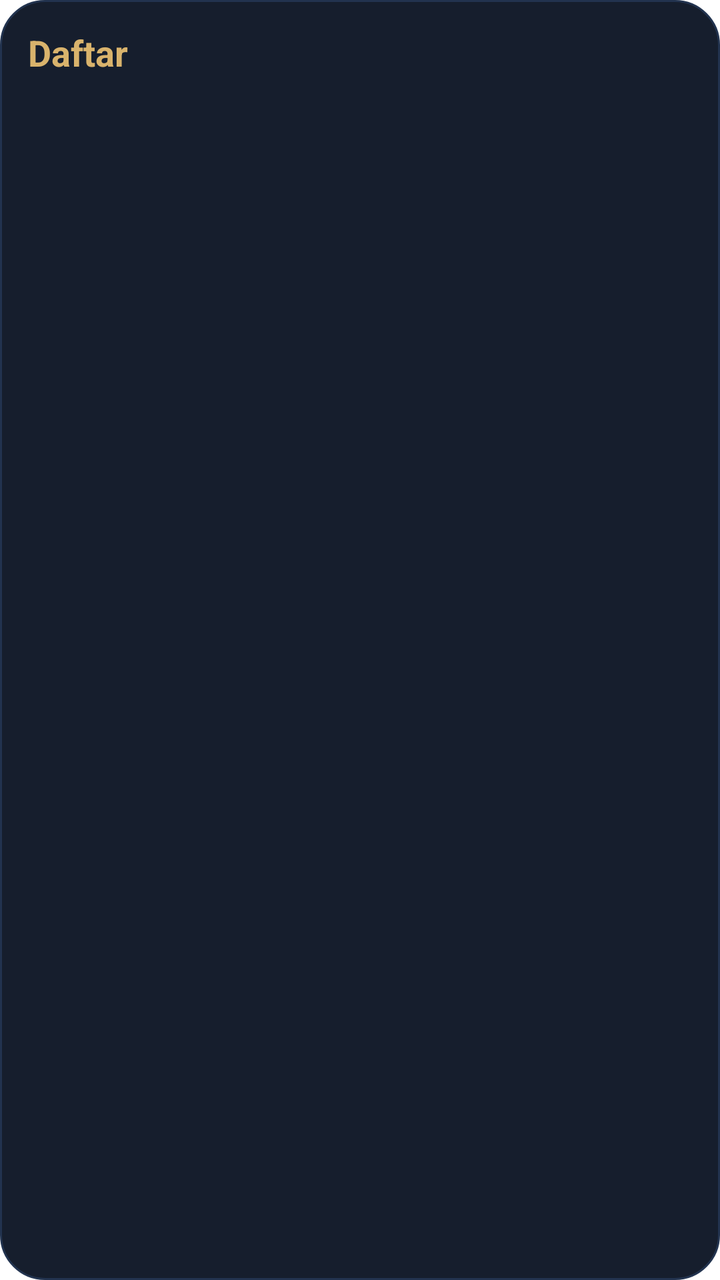
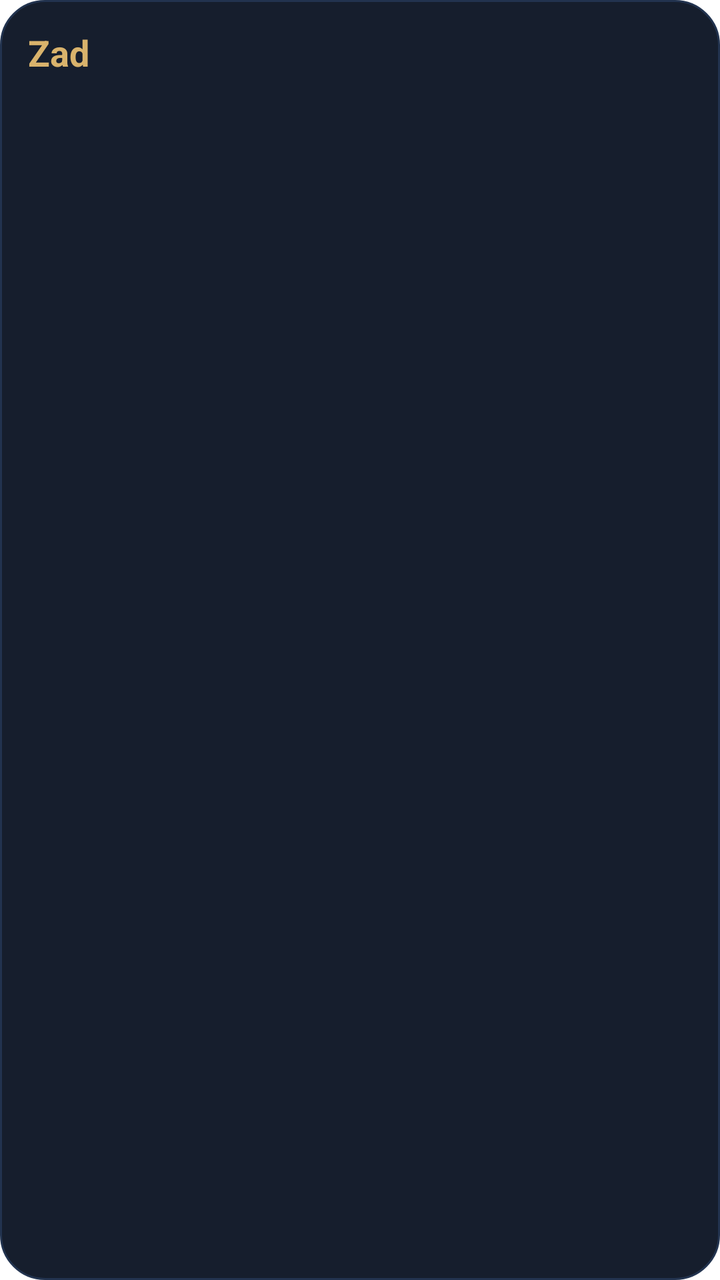

An Android layout rendered at two revisions. The XML below is the earlier revision; the diff shows what the commit changed to produce the second picture.
<!-- AndroidManifest.xml: application theme android:Theme.Translucent.NoTitleBar -->
<!-- res/layout/widget_main.xml -->
<?xml version="1.0" encoding="utf-8"?>
<LinearLayout xmlns:android="http://schemas.android.com/apk/res/android"
    android:id="@+id/w_root" android:layout_width="match_parent" android:layout_height="match_parent"
    android:orientation="vertical" android:padding="14dp" android:background="@drawable/widget_bg">
    <TextView android:id="@+id/w_prayer" android:layout_width="match_parent" android:layout_height="wrap_content"
        android:text="Daftar" android:textColor="#D9B36C" android:textSize="18sp" android:textStyle="bold" android:maxLines="1" />
    <TextView android:id="@+id/w_prayer_time" android:layout_width="match_parent" android:layout_height="wrap_content"
        android:text="" android:textColor="#93A3C0" android:textSize="12sp" android:maxLines="1" android:layout_marginBottom="8dp" />
    <TextView android:id="@+id/w_item1" android:layout_width="match_parent" android:layout_height="wrap_content"
        android:textColor="#E8EDF6" android:textSize="13sp" android:maxLines="1" android:ellipsize="end" android:paddingTop="3dp" />
    <TextView android:id="@+id/w_item2" android:layout_width="match_parent" android:layout_height="wrap_content"
        android:textColor="#E8EDF6" android:textSize="13sp" android:maxLines="1" android:ellipsize="end" android:paddingTop="3dp" />
    <TextView android:id="@+id/w_item3" android:layout_width="match_parent" android:layout_height="wrap_content"
        android:textColor="#E8EDF6" android:textSize="13sp" android:maxLines="1" android:ellipsize="end" android:paddingTop="3dp" />
</LinearLayout>
<!-- resources referenced by this layout -->
<resources>
  <!-- drawable widget_bg (drawable) -->
  <?xml version="1.0" encoding="utf-8"?>
  <shape xmlns:android="http://schemas.android.com/apk/res/android" android:shape="rectangle">
      <solid android:color="#F20A1222" />
      <corners android:radius="22dp" />
      <stroke android:width="1dp" android:color="#22334F" />
  </shape>
</resources>

<!-- the commit's change to res/layout/widget_main.xml (unified diff, before → after) -->
@@ -3,7 +3,7 @@
     android:id="@+id/w_root" android:layout_width="match_parent" android:layout_height="match_parent"
     android:orientation="vertical" android:padding="14dp" android:background="@drawable/widget_bg">
     <TextView android:id="@+id/w_prayer" android:layout_width="match_parent" android:layout_height="wrap_content"
-        android:text="Daftar" android:textColor="#D9B36C" android:textSize="18sp" android:textStyle="bold" android:maxLines="1" />
+        android:text="Zad" android:textColor="#D9B36C" android:textSize="18sp" android:textStyle="bold" android:maxLines="1" />
     <TextView android:id="@+id/w_prayer_time" android:layout_width="match_parent" android:layout_height="wrap_content"
         android:text="" android:textColor="#93A3C0" android:textSize="12sp" android:maxLines="1" android:layout_marginBottom="8dp" />
     <TextView android:id="@+id/w_item1" android:layout_width="match_parent" android:layout_height="wrap_content"
